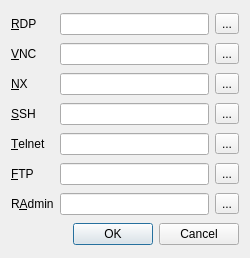
This is trunk/qrdc/ui/settings.ui in rgfernandes/qtdesktop as Qt 5 draws it before an edit. The edited form follows.
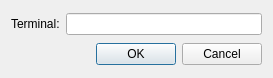
This is the edited form.

```diff
--- a/trunk/qrdc/ui/settings.ui
+++ b/trunk/qrdc/ui/settings.ui
@@ -6,8 +6,8 @@
    <rect>
     <x>0</x>
     <y>0</y>
-    <width>250</width>
-    <height>258</height>
+    <width>273</width>
+    <height>78</height>
    </rect>
   </property>
   <property name="windowTitle">
@@ -17,7 +17,7 @@
    <item row="0" column="0">
     <widget class="QLabel" name="lRDP">
      <property name="text">
-      <string>&amp;RDP</string>
+      <string>Terminal:</string>
      </property>
      <property name="buddy">
       <cstring>leRDP</cstring>
@@ -27,140 +27,13 @@
    <item row="0" column="1">
     <widget class="QLineEdit" name="leRDP"/>
    </item>
-   <item row="0" column="2">
-    <widget class="QToolButton" name="tbRDP">
-     <property name="text">
-      <string>...</string>
-     </property>
-    </widget>
-   </item>
-   <item row="1" column="0">
-    <widget class="QLabel" name="lVNC">
-     <property name="text">
-      <string>&amp;VNC</string>
-     </property>
-     <property name="buddy">
-      <cstring>leVNC</cstring>
-     </property>
-    </widget>
-   </item>
-   <item row="1" column="1">
-    <widget class="QLineEdit" name="leVNC"/>
-   </item>
-   <item row="1" column="2">
-    <widget class="QToolButton" name="tbVNC">
-     <property name="text">
-      <string>...</string>
-     </property>
-    </widget>
-   </item>
-   <item row="2" column="0">
-    <widget class="QLabel" name="lNX">
-     <property name="text">
-      <string>&amp;NX</string>
-     </property>
-     <property name="buddy">
-      <cstring>leNX</cstring>
-     </property>
-    </widget>
-   </item>
-   <item row="2" column="1">
-    <widget class="QLineEdit" name="leNX"/>
-   </item>
-   <item row="2" column="2">
-    <widget class="QToolButton" name="tbNX">
-     <property name="text">
-      <string>...</string>
-     </property>
-    </widget>
-   </item>
-   <item row="3" column="0">
-    <widget class="QLabel" name="lSSH">
-     <property name="text">
-      <string>&amp;SSH</string>
-     </property>
-     <property name="buddy">
-      <cstring>leSSH</cstring>
-     </property>
-    </widget>
-   </item>
-   <item row="3" column="1">
-    <widget class="QLineEdit" name="leSSH"/>
-   </item>
-   <item row="3" column="2">
-    <widget class="QToolButton" name="tbSSH">
-     <property name="text">
-      <string>...</string>
-     </property>
-    </widget>
-   </item>
-   <item row="4" column="0">
-    <widget class="QLabel" name="lTelnet">
-     <property name="text">
-      <string>&amp;Telnet</string>
-     </property>
-     <property name="buddy">
-      <cstring>leTelnet</cstring>
-     </property>
-    </widget>
-   </item>
-   <item row="4" column="1">
-    <widget class="QLineEdit" name="leTelnet"/>
-   </item>
-   <item row="5" column="0">
-    <widget class="QLabel" name="lFTP">
-     <property name="text">
-      <string>&amp;FTP</string>
-     </property>
-     <property name="buddy">
-      <cstring>leFTP</cstring>
-     </property>
-    </widget>
-   </item>
-   <item row="5" column="1">
-    <widget class="QLineEdit" name="leFTP"/>
-   </item>
-   <item row="5" column="2">
-    <widget class="QToolButton" name="tbFTP">
-     <property name="text">
-      <string>...</string>
-     </property>
-    </widget>
-   </item>
-   <item row="7" column="0" colspan="3">
+   <item row="1" column="0" colspan="2">
     <widget class="QDialogButtonBox" name="buttonBox">
      <property name="standardButtons">
       <set>QDialogButtonBox::Cancel|QDialogButtonBox::Ok</set>
      </property>
     </widget>
    </item>
-   <item row="6" column="0">
-    <widget class="QLabel" name="lRAdmin">
-     <property name="text">
-      <string>R&amp;Admin</string>
-     </property>
-     <property name="buddy">
-      <cstring>leRAdmin</cstring>
-     </property>
-    </widget>
-   </item>
-   <item row="6" column="1">
-    <widget class="QLineEdit" name="leRAdmin"/>
-   </item>
-   <item row="6" column="2">
-    <widget class="QToolButton" name="tbRAdmin">
-     <property name="text">
-      <string>...</string>
-     </property>
-    </widget>
-   </item>
-   <item row="4" column="2">
-    <widget class="QToolButton" name="tbTelnet">
-     <property name="text">
-      <string>...</string>
-     </property>
-    </widget>
-   </item>
   </layout>
  </widget>
  <resources/>
```
Left out of the diff: 31 changed lines with no effect on the pictures.
